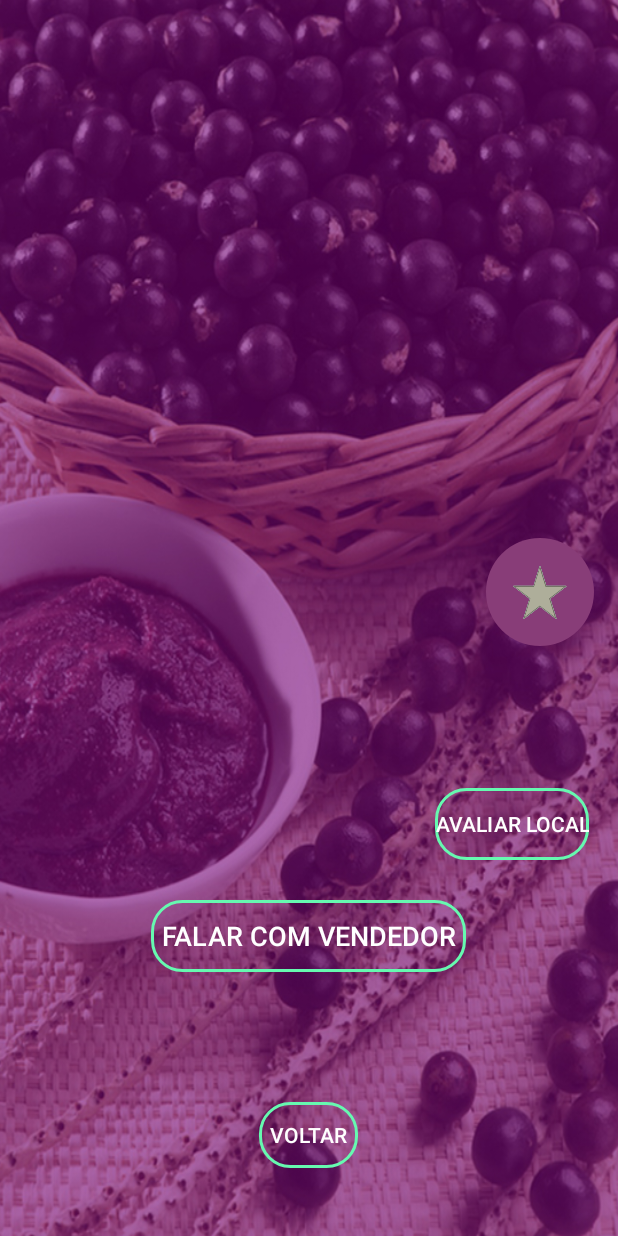
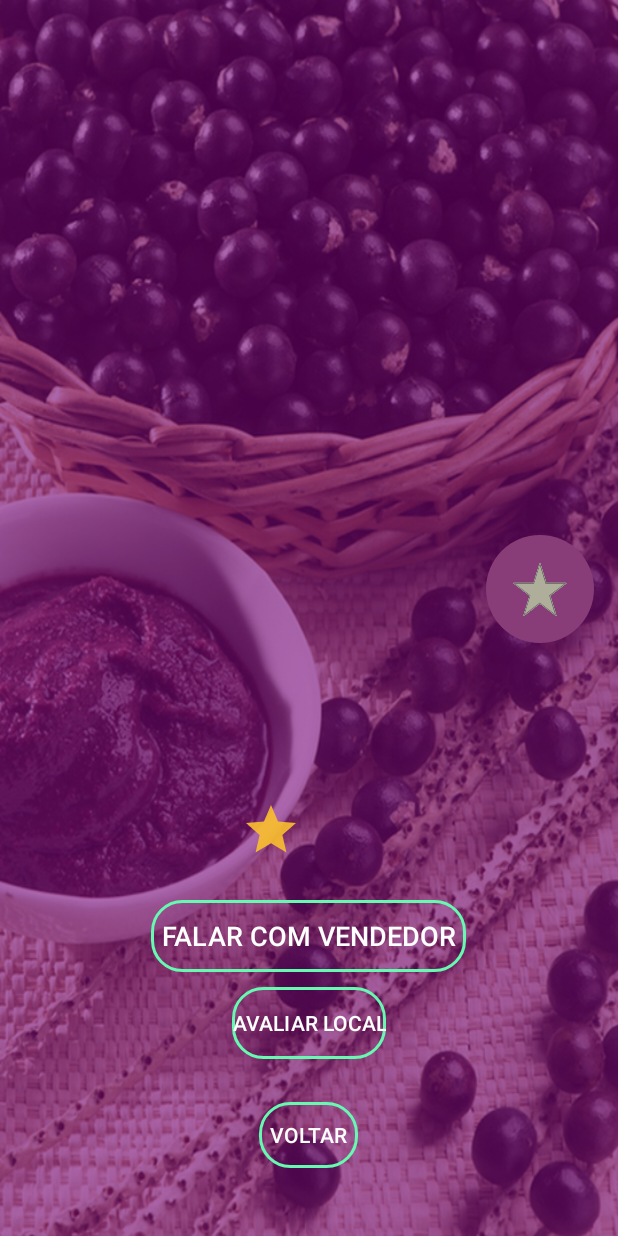
Before and after one commit to RamonCrv/AcaiExpressUser, an Android app: the InfoPonto screen opened directly, with no data from a screen before it, on a phone screen of 412 x 824 dp. Run offline under Robolectric (Android 15) with nearby library versions, the phone set to English and light mode, and no system bars; our stand-ins replace CircleImageView, Firebase (no records; nobody signed in at launch, a user with empty details on screens opened directly); pictures from the network do not load.

Commit message:
bt google test

```diff
--- a/app/src/main/java/com/example/gs/myapplication/InfoPonto.java
+++ b/app/src/main/java/com/example/gs/myapplication/InfoPonto.java
@@ -1,5 +1,6 @@
 package com.example.gs.myapplication;
 
+import androidx.appcompat.app.AlertDialog;
 import androidx.appcompat.app.AppCompatActivity;
 import androidx.core.content.ContextCompat;
 
@@ -37,6 +38,7 @@ public class InfoPonto extends AppCompatActivity {
     private ImageButton btnestar;
     private ImageView ImagemDoPonto;
     private TextView nomeDoPonto;
+    private TextView mednota;
     private TextView StatusDoPonto;
     private TextView PrecoDoPonto;
     public String idDoPonto;
@@ -136,6 +138,7 @@ public class InfoPonto extends AppCompatActivity {
     void inicializarComponentes(){
         btnComent =(findViewById(R.id.button20));
         ImagemDoPonto= (findViewById(R.id.ImgPt));
+        mednota = (findViewById(R.id.mednota));
         nomeDoPonto  = (findViewById(R.id.PontNomeXML));
         StatusDoPonto =  (findViewById(R.id.StatusXML));
         PrecoDoPonto = (findViewById(R.id.precoXML));
@@ -173,11 +176,13 @@ public class InfoPonto extends AppCompatActivity {
                     String str = MapsActivity.InfoSalvas.getString("key");
                     idDoPonto = str;
                     nomeDoPonto.setText(dataSnapshot.child(str).child("nome").getValue().toString());
+                     mednota.setText(dataSnapshot.child(str).child("mediaAv").getValue().toString());
                     PrecoDoPonto.setText("R$:"+dataSnapshot.child(str).child("preso").getValue().toString()+"/L");
                     StatusDoPonto.setText(dataSnapshot.child(str).child("aberto").getValue().toString());
 
                 }else {
-
+                    Toast.makeText(InfoPonto.this, "erro ao carregar dados",
+                            Toast.LENGTH_SHORT).show();
                 }
             }
             @Override
--- a/app/src/main/res/layout/activity_info_ponto.xml
+++ b/app/src/main/res/layout/activity_info_ponto.xml
@@ -1,11 +1,10 @@
 <?xml version="1.0" encoding="utf-8"?>
-<androidx.constraintlayout.widget.ConstraintLayout
-    xmlns:android="http://schemas.android.com/apk/res/android"
+<androidx.constraintlayout.widget.ConstraintLayout xmlns:android="http://schemas.android.com/apk/res/android"
     xmlns:app="http://schemas.android.com/apk/res-auto"
     xmlns:tools="http://schemas.android.com/tools"
-    android:background="@drawable/fundoapp2"
     android:layout_width="match_parent"
     android:layout_height="match_parent"
+    android:background="@drawable/fundoapp2"
     tools:context=".InfoPonto">
 
 
@@ -50,11 +49,11 @@
         android:textSize="30sp"
         android:textStyle="bold"
         app:layout_constraintBottom_toTopOf="@+id/button2"
-        app:layout_constraintEnd_toEndOf="@+id/precoXML"
-        app:layout_constraintHorizontal_bias="0.0"
-        app:layout_constraintStart_toStartOf="@+id/precoXML"
+        app:layout_constraintEnd_toEndOf="parent"
+        app:layout_constraintHorizontal_bias="0.501"
+        app:layout_constraintStart_toStartOf="parent"
         app:layout_constraintTop_toBottomOf="@+id/precoXML"
-        app:layout_constraintVertical_bias="0.29" />
+        app:layout_constraintVertical_bias="0.221" />
 
     <TextView
         android:id="@+id/precoXML"
@@ -66,6 +65,7 @@
         android:textSize="36sp"
         android:textStyle="bold"
         app:layout_constraintEnd_toEndOf="@+id/ImgPt"
+        app:layout_constraintHorizontal_bias="0.501"
         app:layout_constraintStart_toStartOf="parent"
         app:layout_constraintTop_toBottomOf="@+id/ImgPt" />
 
@@ -101,20 +101,20 @@
         android:id="@+id/button20"
         android:layout_width="wrap_content"
         android:layout_height="wrap_content"
-        android:layout_marginStart="84dp"
+        android:layout_marginBottom="108dp"
         android:background="@drawable/btn1"
         android:text="Avaliar Local"
         android:textColor="#FFFFFF"
         app:layout_constraintBottom_toBottomOf="parent"
-        app:layout_constraintStart_toEndOf="@+id/StatusXML"
-        app:layout_constraintTop_toBottomOf="@+id/circleImageView"
-        app:layout_constraintVertical_bias="0.272" />
+        app:layout_constraintEnd_toEndOf="parent"
+        app:layout_constraintStart_toStartOf="parent"
+        app:layout_constraintTop_toBottomOf="@+id/button2" />
 
     <de.hdodenhof.circleimageview.CircleImageView
         android:id="@+id/circleImageView"
         android:layout_width="72dp"
         android:layout_height="73dp"
-        android:layout_marginTop="252dp"
+        android:layout_marginTop="250dp"
         android:src="@color/color3"
         app:layout_constraintEnd_toEndOf="@+id/ImgPt"
         app:layout_constraintHorizontal_bias="0.952"
@@ -135,4 +135,19 @@
         app:layout_constraintTop_toTopOf="@+id/circleImageView"
         tools:visibility="visible" />
 
+    <TextView
+        android:id="@+id/mednota"
+        android:layout_width="90dp"
+        android:layout_height="38dp"
+        android:drawableLeft="@drawable/star2"
+        android:textColor="#FFEB3B"
+        android:textSize="36sp"
+        app:layout_constraintBottom_toTopOf="@+id/button2"
+        app:layout_constraintEnd_toEndOf="parent"
+        app:layout_constraintHorizontal_bias="0.498"
+        app:layout_constraintStart_toStartOf="parent"
+        app:layout_constraintTop_toBottomOf="@+id/StatusXML"
+        app:layout_constraintVertical_bias="0.472" />
+
+
 </androidx.constraintlayout.widget.ConstraintLayout>
```
Also changed, not shown: app/src/main/java/com/example/gs/myapplication/Lista.java (+14 -4 lines).
